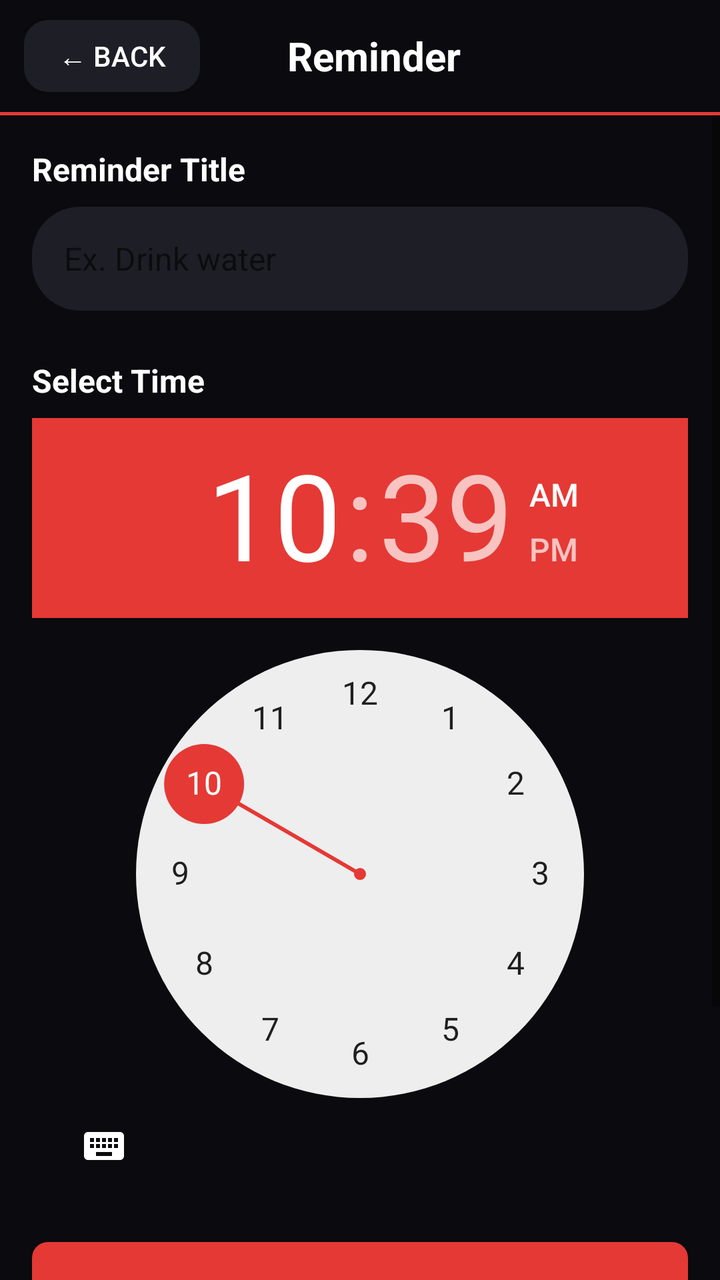
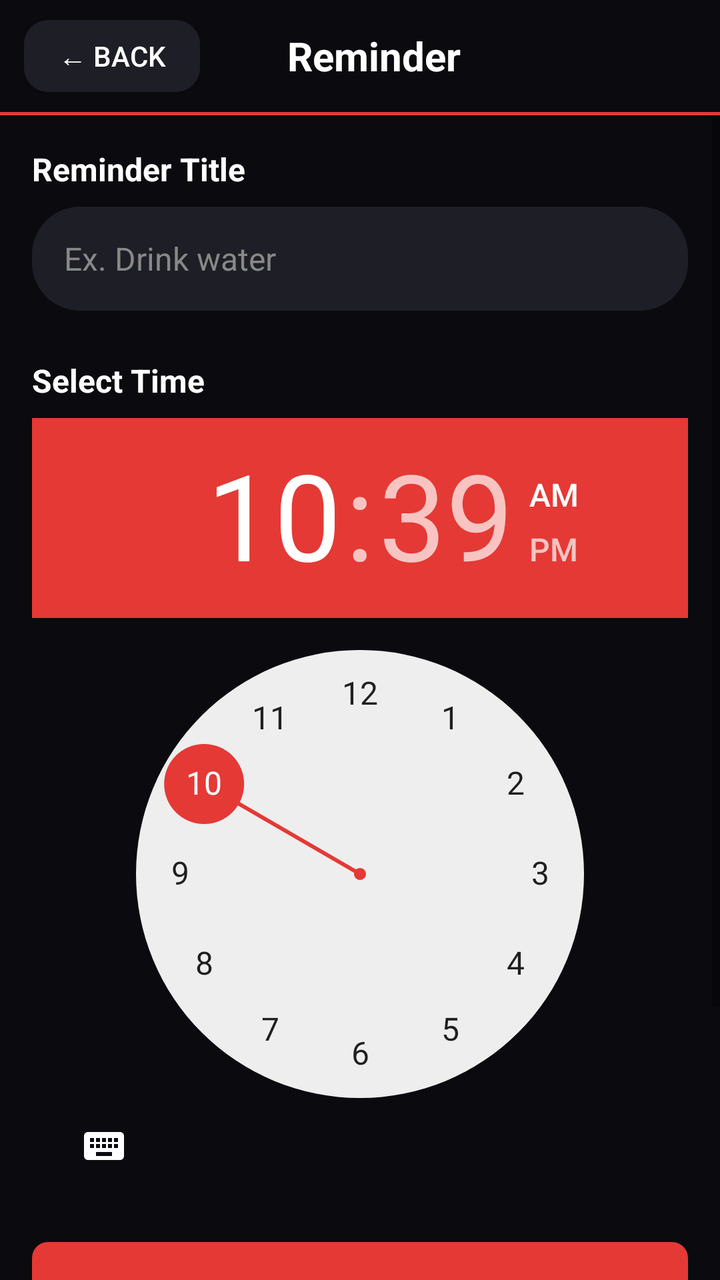

The first picture is an Android layout as it rendered before a commit; the second is the same layout after the commit. The layout source and the unified diff follow.
<!-- AndroidManifest.xml: application theme Theme.AppCompat.Light.NoActionBar -->
<!-- res/layout/activity_reminder.xml -->
<?xml version="1.0" encoding="utf-8"?>
<LinearLayout
    xmlns:android="http://schemas.android.com/apk/res/android"
    android:layout_width="match_parent"
    android:layout_height="match_parent"
    android:background="#0A0A0F"
    android:orientation="vertical">

    
    <LinearLayout
        android:layout_width="match_parent"
        android:layout_height="56dp"
        android:orientation="horizontal"
        android:gravity="center_vertical"
        android:paddingStart="12dp"
        android:paddingEnd="16dp">

        <Button
            android:id="@+id/backButton"
            android:layout_width="wrap_content"
            android:layout_height="36dp"
            android:text="← Back"
            android:textColor="#FFFFFF"
            android:textSize="14sp"
            android:background="@drawable/rounded_dark_button"
            android:paddingStart="12dp"
            android:paddingEnd="12dp"/>

        <TextView
            android:layout_width="0dp"
            android:layout_height="wrap_content"
            android:layout_weight="1"
            android:text="Reminder"
            android:textColor="#FFFFFF"
            android:textSize="20sp"
            android:textStyle="bold"
            android:gravity="center"/>

        <View
            android:layout_width="70dp"
            android:layout_height="wrap_content"/>

    </LinearLayout>

    
    <View
        android:layout_width="match_parent"
        android:layout_height="1.5dp"
        android:background="#E53935"/>

    <ScrollView
        android:layout_width="match_parent"
        android:layout_height="match_parent">

        <LinearLayout
            android:layout_width="match_parent"
            android:layout_height="wrap_content"
            android:orientation="vertical"
            android:padding="16dp">

            
            <TextView
                android:layout_width="wrap_content"
                android:layout_height="wrap_content"
                android:text="Reminder Title"
                android:textColor="#FFFFFF"
                android:textSize="16sp"
                android:textStyle="bold"
                android:paddingBottom="8dp"/>

            <EditText
                android:id="@+id/reminderTitle"
                android:layout_width="match_parent"
                android:layout_height="52dp"
                android:background="@drawable/input_background"
                android:paddingStart="16dp"
                android:paddingEnd="16dp"
                android:hint="Ex. Drink water"
                android:hintTextColor="#888888"
                android:textColor="#FFFFFF"
                android:textSize="16sp"
                android:inputType="text"
                android:layout_marginBottom="24dp"/>

            
            <TextView
                android:layout_width="wrap_content"
                android:layout_height="wrap_content"
                android:text="Select Time"
                android:textColor="#FFFFFF"
                android:textSize="16sp"
                android:textStyle="bold"
                android:paddingBottom="8dp"/>

            <TimePicker
                android:id="@+id/timePicker"
                android:layout_width="match_parent"
                android:layout_height="wrap_content"
                android:timePickerMode="clock"
                android:layout_marginBottom="24dp"
                android:theme="@style/WhiteTimePicker"/>

            
            <Button
                android:id="@+id/setReminderButton"
                android:layout_width="match_parent"
                android:layout_height="52dp"
                android:text="Set Reminder"
                android:textColor="#FFFFFF"
                android:textSize="16sp"
                android:background="@drawable/settings_button_red"
                android:layout_marginBottom="24dp"/>

            
            <Button
                android:id="@+id/saveReminderButton"
                android:layout_width="match_parent"
                android:layout_height="52dp"
                android:text="Save"
                android:textColor="#FFFFFF"
                android:textSize="16sp"
                android:background="@drawable/settings_button_green"
                android:layout_marginBottom="24dp"/>

            
            <TextView
                android:layout_width="wrap_content"
                android:layout_height="wrap_content"
                android:text="Active Reminders"
                android:textColor="#FFFFFF"
                android:textSize="16sp"
                android:textStyle="bold"
                android:paddingBottom="8dp"/>

            <androidx.recyclerview.widget.RecyclerView
                android:id="@+id/remindersRecyclerView"
                android:layout_width="match_parent"
                android:layout_height="wrap_content"
                android:nestedScrollingEnabled="false"/>

        </LinearLayout>
    </ScrollView>

</LinearLayout>
<!-- resources referenced by this layout -->
<resources>
  <!-- drawable input_background (drawable) -->
  <?xml version="1.0" encoding="utf-8"?>
  <shape xmlns:android="http://schemas.android.com/apk/res/android"
      android:shape="rectangle">
      <solid android:color="#1E1E26"/>
      <corners android:radius="24dp"/>
  </shape>
  <!-- drawable rounded_dark_button (drawable) -->
  <?xml version="1.0" encoding="utf-8"?>
  <shape xmlns:android="http://schemas.android.com/apk/res/android"
      android:shape="rectangle">
      <solid android:color="#1E1E26"/>
      <corners android:radius="12dp"/>
  </shape>
  <!-- drawable settings_button_green (drawable) -->
  <?xml version="1.0" encoding="utf-8"?>
  <shape xmlns:android="http://schemas.android.com/apk/res/android"
      android:shape="rectangle">
      <solid android:color="#2E7D32"/>
      <corners android:radius="8dp"/>
  </shape>
  <!-- drawable settings_button_red (drawable) -->
  <?xml version="1.0" encoding="utf-8"?>
  <shape xmlns:android="http://schemas.android.com/apk/res/android"
      android:shape="rectangle">
      <solid android:color="#E53935"/>
      <corners android:radius="8dp"/>
  </shape>
  <style name="WhiteTimePicker" parent="android:Widget.Material.TimePicker">
          <item name="android:textColor">#FFFFFF</item>
          <item name="colorAccent">#E53935</item>
          <item name="android:colorControlNormal">#FFFFFF</item>
      </style>
</resources>

<!-- the commit's change to res/layout/activity_reminder.xml (unified diff, before → after) -->
@@ -70,13 +70,13 @@
 
             <EditText
                 android:id="@+id/reminderTitle"
+                style="@style/WhiteHintEditText"
                 android:layout_width="match_parent"
                 android:layout_height="52dp"
                 android:background="@drawable/input_background"
                 android:paddingStart="16dp"
                 android:paddingEnd="16dp"
                 android:hint="Ex. Drink water"
-                android:hintTextColor="#888888"
                 android:textColor="#FFFFFF"
                 android:textSize="16sp"
                 android:inputType="text"
<!-- resource entries referenced after the edit -->
@@ -28,6 +28,10 @@
       <solid android:color="#E53935"/>
       <corners android:radius="8dp"/>
   </shape>
+  <style name="WhiteHintEditText" parent="Widget.AppCompat.EditText">
+          <item name="android:textColor">#FFFFFF</item>
+          <item name="android:textColorHint">#888888</item>
+      </style>
   <style name="WhiteTimePicker" parent="android:Widget.Material.TimePicker">
           <item name="android:textColor">#FFFFFF</item>
           <item name="colorAccent">#E53935</item>
